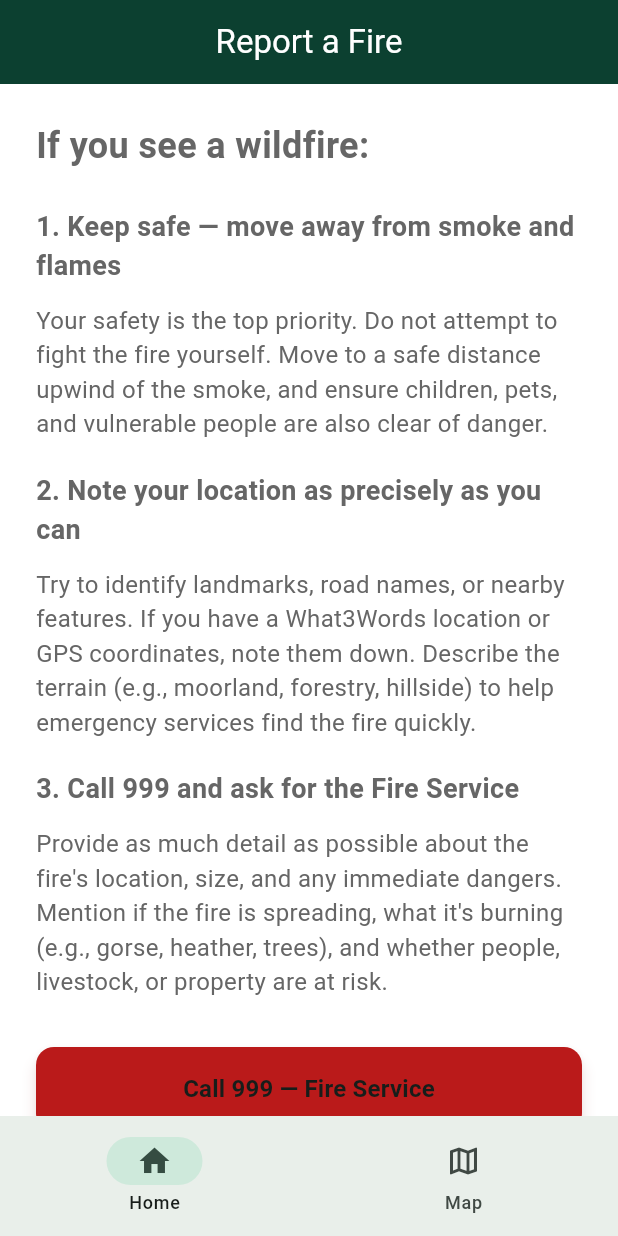
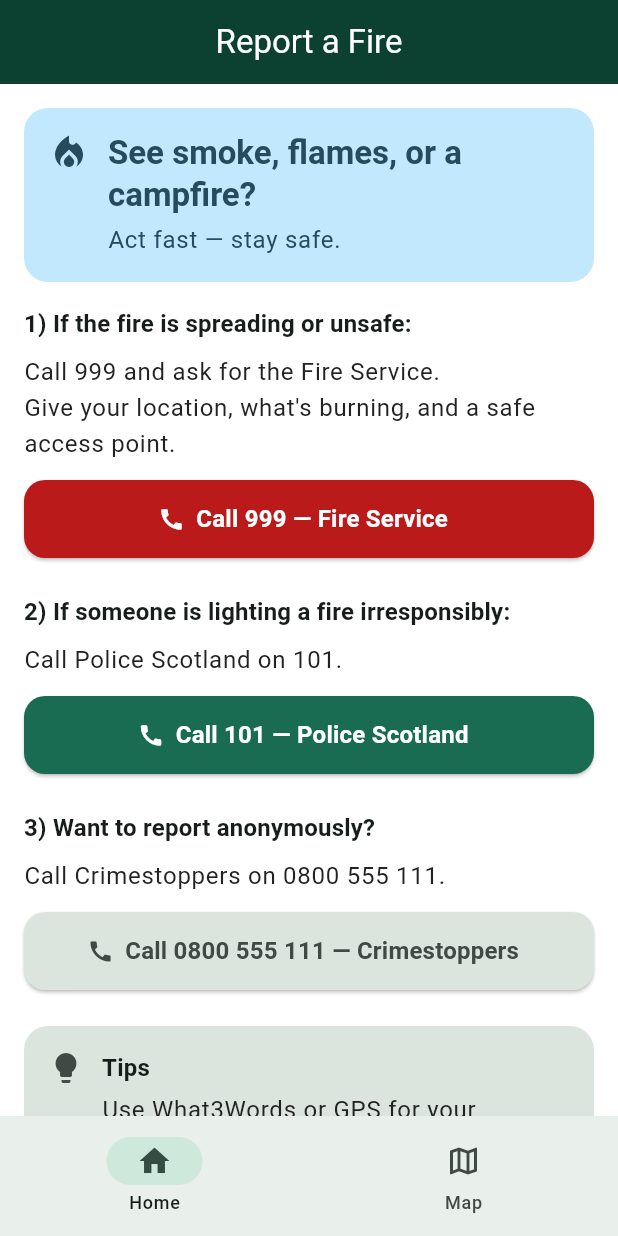
Before and after one commit to PD2015/wildfire_mvp_v3, a Flutter app: the ReportFireScreen screen opened by its route, on a phone screen of 412 x 824 dp. Run offline on Flutter 3.47's test engine with Material 3 defaults, Android fonts, the light colour scheme and no system bars; our stand-ins replace dartz, equatable, geolocator, go_router, google_maps_flutter, shared_preferences; accounts and stored records are empty; network calls fail.

Commit message:
refactor(a12b): adopt cleaner visual layout with Material 3 design

```diff
--- a/lib/features/report/screens/report_fire_screen.dart
+++ b/lib/features/report/screens/report_fire_screen.dart
@@ -1,227 +1,121 @@
 import 'package:flutter/material.dart';
 import 'package:wildfire_mvp_v3/features/report/models/emergency_contact.dart';
-import 'package:wildfire_mvp_v3/features/report/widgets/emergency_button.dart';
 import 'package:wildfire_mvp_v3/utils/url_launcher_utils.dart';
 
 /// Report Fire Screen - A12b Implementation (Descriptive)
 ///
-/// Displays detailed Scotland-specific guidance for wildfire reporting.
-/// Provides three-step process with descriptive text, emergency contacts,
-/// and expanded safety tips. Enhances A12 MVP with educational content.
+/// Displays Scotland-specific wildfire reporting guidance with clear visual hierarchy.
+/// Uses Material 3 design with branded colors, 52dp touch targets, and semantic labels.
+/// Preserves existing UrlLauncherUtils emergency calling infrastructure.
 class ReportFireScreen extends StatelessWidget {
   const ReportFireScreen({super.key});
 
   @override
   Widget build(BuildContext context) {
+    final cs = Theme.of(context).colorScheme;
+    final textTheme = Theme.of(context).textTheme;
+
+    // Brand-aware colors (Material 3 theme)
+    final bannerBg = cs.tertiaryContainer;
+    final bannerFg = cs.onTertiaryContainer;
+    final dangerBg = cs.error; // 999 emergency
+    final dangerFg = cs.onError;
+    final primaryBg = cs.primary; // 101 Police Scotland
+    final primaryFg = cs.onPrimary;
+    final neutralBg = cs.surfaceVariant; // Crimestoppers
+    final neutralFg = cs.onSurfaceVariant;
+
     return Scaffold(
       appBar: AppBar(
         title: const Text('Report a Fire'),
         centerTitle: true,
       ),
-      body: SafeArea(
-        child: SingleChildScrollView(
-          child: Padding(
-            padding: const EdgeInsets.all(24.0),
-            child: Column(
-              crossAxisAlignment: CrossAxisAlignment.stretch,
+      body: ListView(
+        padding: const EdgeInsets.all(16),
         children: [
-                // Optional: Add offline banner here when connectivity status is available
-                // if (!isConnected) const _OfflineBanner(),
+          _Banner(
+            background: bannerBg,
+            foreground: bannerFg,
+            title: 'See smoke, flames, or a campfire?',
+            subtitle: 'Act fast — stay safe.',
+            icon: Icons.local_fire_department,
+          ),
+          const SizedBox(height: 16),
 
-                // Header section with descriptive guidance
-                _buildHeader(),
-
-                const SizedBox(height: 32.0),
-
-                // Emergency contacts section
-                _buildEmergencyContacts(context),
-
-                const SizedBox(height: 16.0),
-
-                // Footer with expanded safety tips
-                _buildFooter(),
-              ],
+          // Step 1 — Emergency (999)
+          Text(
+            '1) If the fire is spreading or unsafe:',
+            style: textTheme.titleMedium?.copyWith(fontWeight: FontWeight.w600),
           ),
-          ),
-        ),
-      ),
-    );
-  }
-
-  /// Builds the header section with detailed guidance
-  Widget _buildHeader() {
-    return Column(
-      crossAxisAlignment: CrossAxisAlignment.start,
-      children: [
+          const SizedBox(height: 8),
           Text(
-          'If you see a wildfire:',
-          style: const TextStyle(
-            fontSize: 24.0,
-            fontWeight: FontWeight.bold,
-          ),
-          semanticsLabel: 'If you see a wildfire',
-        ),
-        const SizedBox(height: 24),
-        // Step 1
-        Text(
-          '1. Keep safe — move away from smoke and flames',
-          style: const TextStyle(
-            fontSize: 18.0,
-            fontWeight: FontWeight.w600,
-          ),
-          semanticsLabel: 'Step 1: Keep safe, move away from smoke and flames',
+            'Call 999 and ask for the Fire Service.\n'
+            'Give your location, what\'s burning, and a safe access point.',
+            style: textTheme.bodyLarge,
           ),
           const SizedBox(height: 12),
-        Text(
-          'Your safety is the top priority. Do not attempt to fight the fire yourself. Move to a safe distance upwind of the smoke, and ensure children, pets, and vulnerable people are also clear of danger.',
-          style: const TextStyle(fontSize: 16.0),
-          semanticsLabel: 'Your safety is the top priority. Do not attempt to fight the fire yourself. Move to a safe distance upwind of the smoke, and ensure children, pets, and vulnerable people are also clear of danger.',
-        ),
-        const SizedBox(height: 20),
-        // Step 2
-        Text(
-          '2. Note your location as precisely as you can',
-          style: const TextStyle(
-            fontSize: 18.0,
-            fontWeight: FontWeight.w600,
-          ),
-          semanticsLabel: 'Step 2: Note your location as precisely as you can',
-        ),
-        const SizedBox(height: 12),
-        Text(
-          'Try to identify landmarks, road names, or nearby features. If you have a What3Words location or GPS coordinates, note them down. Describe the terrain (e.g., moorland, forestry, hillside) to help emergency services find the fire quickly.',
-          style: const TextStyle(fontSize: 16.0),
-          semanticsLabel: 'Try to identify landmarks, road names, or nearby features. If you have a What3Words location or GPS coordinates, note them down. Describe the terrain to help emergency services find the fire quickly.',
-        ),
-        const SizedBox(height: 20),
-        // Step 3
-        Text(
-          '3. Call 999 and ask for the Fire Service',
-          style: const TextStyle(
-            fontSize: 18.0,
-            fontWeight: FontWeight.w600,
-          ),
-          semanticsLabel: 'Step 3: Call 999 and ask for the Fire Service',
-        ),
-        const SizedBox(height: 12),
-        Text(
-          'Provide as much detail as possible about the fire\'s location, size, and any immediate dangers. Mention if the fire is spreading, what it\'s burning (e.g., gorse, heather, trees), and whether people, livestock, or property are at risk.',
-          style: const TextStyle(fontSize: 16.0),
-          semanticsLabel: 'Provide as much detail as possible about the fire location, size, and any immediate dangers. Mention if the fire is spreading, what it is burning, and whether people, livestock, or property are at risk.',
-        ),
-      ],
-    );
-  }
-
-  /// Builds the emergency contacts section with all three buttons
-  Widget _buildEmergencyContacts(BuildContext context) {
-    return Column(
-      crossAxisAlignment: CrossAxisAlignment.stretch,
-      children: [
-        // 999 Fire Service - Highest priority
-        EmergencyButton(
+          _CallButton(
+            label: 'Call 999 — Fire Service',
             contact: EmergencyContact.fireService,
-          onPressed: () =>
-              _handleEmergencyCall(context, EmergencyContact.fireService),
+            background: dangerBg,
+            foreground: dangerFg,
+            semanticsLabel: 'Call emergency services, 999, Fire Service',
+            onPressed: () => _handleEmergencyCall(context, EmergencyContact.fireService),
           ),
 
-        const SizedBox(height: 16.0),
+          const SizedBox(height: 24),
 
-        // 101 Police Scotland - Non-emergency
-        EmergencyButton(
+          // Step 2 — Police Scotland (101)
+          Text(
+            '2) If someone is lighting a fire irresponsibly:',
+            style: textTheme.titleMedium?.copyWith(fontWeight: FontWeight.w600),
+          ),
+          const SizedBox(height: 8),
+          Text('Call Police Scotland on 101.', style: textTheme.bodyLarge),
+          const SizedBox(height: 12),
+          _CallButton(
+            label: 'Call 101 — Police Scotland',
             contact: EmergencyContact.policeScotland,
-          onPressed: () =>
-              _handleEmergencyCall(context, EmergencyContact.policeScotland),
+            background: primaryBg,
+            foreground: primaryFg,
+            semanticsLabel: 'Call Police Scotland non-emergency number 101',
+            onPressed: () => _handleEmergencyCall(context, EmergencyContact.policeScotland),
           ),
 
-        const SizedBox(height: 16.0),
+          const SizedBox(height: 24),
 
-        // 0800 555 111 Crimestoppers - Anonymous reporting
-        EmergencyButton(
+          // Step 3 — Crimestoppers (0800 555 111)
+          Text(
+            '3) Want to report anonymously?',
+            style: textTheme.titleMedium?.copyWith(fontWeight: FontWeight.w600),
+          ),
+          const SizedBox(height: 8),
+          Text('Call Crimestoppers on 0800 555 111.', style: textTheme.bodyLarge),
+          const SizedBox(height: 12),
+          _CallButton(
+            label: 'Call 0800 555 111 — Crimestoppers',
             contact: EmergencyContact.crimestoppers,
-          onPressed: () =>
-              _handleEmergencyCall(context, EmergencyContact.crimestoppers),
+            background: neutralBg,
+            foreground: neutralFg,
+            semanticsLabel: 'Call Crimestoppers anonymous line 0800 555 111',
+            onPressed: () => _handleEmergencyCall(context, EmergencyContact.crimestoppers),
           ),
-      ],
-    );
-  }
 
-  /// Builds the footer section with expanded safety tips
-  Widget _buildFooter() {
-    return Container(
-      padding: const EdgeInsets.all(16.0),
-      decoration: BoxDecoration(
-        color: Colors.grey[100],
-        borderRadius: BorderRadius.circular(8.0),
-        border: Border.all(color: Colors.grey[300]!),
-      ),
-      child: Column(
-        crossAxisAlignment: CrossAxisAlignment.start,
-        children: [
-          Row(
-            children: [
-              Icon(
-                Icons.info_outline,
-                color: Colors.grey[600],
-                size: 20.0,
-                semanticLabel: 'Information',
-              ),
-              const SizedBox(width: 8.0),
-              Text(
-                'Safety Tips',
-                style: TextStyle(
-                  fontSize: 16.0,
-                  fontWeight: FontWeight.bold,
-                  color: Colors.grey[800],
-                ),
-              ),
-            ],
-          ),
-          const SizedBox(height: 12.0),
-          Text(
-            '• Never attempt to fight a wildfire yourself',
-            style: TextStyle(
-              fontSize: 14.0,
-              color: Colors.grey[700],
-            ),
-            semanticsLabel: 'Never attempt to fight a wildfire yourself',
-          ),
-          const SizedBox(height: 8.0),
-          Text(
-            '• Keep vehicle access clear for fire engines',
-            style: TextStyle(
-              fontSize: 14.0,
-              color: Colors.grey[700],
-            ),
-            semanticsLabel: 'Keep vehicle access clear for fire engines',
-          ),
-          const SizedBox(height: 8.0),
-          Text(
-            '• If you are in immediate danger, call 999 without delay',
-            style: TextStyle(
-              fontSize: 14.0,
-              color: Colors.grey[700],
-            ),
-            semanticsLabel: 'If you are in immediate danger, call 999 without delay',
-          ),
-          const SizedBox(height: 8.0),
-          Text(
-            '• For non-emergency incidents or anonymous reporting, use the appropriate contact above',
-            style: TextStyle(
-              fontSize: 14.0,
-              color: Colors.grey[700],
-            ),
-            semanticsLabel: 'For non-emergency incidents or anonymous reporting, use the appropriate contact above',
-          ),
+          const SizedBox(height: 24),
+
+          // Tips card
+          _TipsCard(cs: cs, textTheme: textTheme),
+
+          const SizedBox(height: 32),
         ],
       ),
     );
   }
 
   /// Handles emergency call attempts with error handling and user feedback
+  /// Uses existing UrlLauncherUtils infrastructure
   Future<void> _handleEmergencyCall(
       BuildContext context, EmergencyContact contact) async {
-    // Use UrlLauncherUtils to handle the complete flow
     await UrlLauncherUtils.handleEmergencyCall(
       contact: contact,
       onFailure: (errorMessage) =>
@@ -233,11 +127,7 @@ class ReportFireScreen extends StatelessWidget {
   void _showCallFailureSnackBar(
       BuildContext context, String errorMessage, EmergencyContact contact) {
     final messenger = ScaffoldMessenger.of(context);
-
-    // Clear any existing SnackBars
     messenger.clearSnackBars();
-
-    // Show error message with manual dialing information
     messenger.showSnackBar(
       SnackBar(
         content: Column(
@@ -256,8 +146,7 @@ class ReportFireScreen extends StatelessWidget {
           ],
         ),
         backgroundColor: Theme.of(context).colorScheme.error,
-        duration: const Duration(
-            seconds: 6), // Longer duration for manual dialing info
+        duration: const Duration(seconds: 6),
         action: SnackBarAction(
           label: 'OK',
           textColor: Theme.of(context).colorScheme.onError,
@@ -270,41 +159,151 @@ class ReportFireScreen extends StatelessWidget {
   }
 }
 
-/// Optional offline banner widget for future connectivity status integration
-///
-/// Displays when device is offline to inform user that dialing may still work
-/// through cellular network even without data connection.
-class _OfflineBanner extends StatelessWidget {
-  const _OfflineBanner();
+/// Banner widget for visual emphasis at top of screen
+class _Banner extends StatelessWidget {
+  const _Banner({
+    required this.background,
+    required this.foreground,
+    required this.title,
+    required this.subtitle,
+    required this.icon,
+  });
+
+  final Color background;
+  final Color foreground;
+  final String title;
+  final String subtitle;
+  final IconData icon;
+
+  @override
+  Widget build(BuildContext context) {
+    return Semantics(
+      label: 'Wildfire report instructions',
+      child: Container(
+        padding: const EdgeInsets.all(16),
+        decoration: BoxDecoration(
+          color: background,
+          borderRadius: BorderRadius.circular(16),
+        ),
+        child: Row(
+          crossAxisAlignment: CrossAxisAlignment.start,
+          children: [
+            Icon(icon, color: foreground, size: 28),
+            const SizedBox(width: 12),
+            Expanded(
+              child: Column(
+                crossAxisAlignment: CrossAxisAlignment.start,
+                children: [
+                  Text(
+                    title,
+                    style: Theme.of(context).textTheme.titleLarge?.copyWith(
+                          color: foreground,
+                          fontWeight: FontWeight.w700,
+                        ),
+                  ),
+                  const SizedBox(height: 4),
+                  Text(
+                    subtitle,
+                    style: Theme.of(context)
+                        .textTheme
+                        .bodyLarge
+                        ?.copyWith(color: foreground),
+                  ),
+                ],
+              ),
+            )
+          ],
+        ),
+      ),
+    );
+  }
+}
+
+/// Call button widget with consistent 52dp height and semantic labels
+class _CallButton extends StatelessWidget {
+  const _CallButton({
+    required this.label,
+    required this.contact,
+    required this.background,
+    required this.foreground,
+    required this.semanticsLabel,
+    required this.onPressed,
+  });
+
+  final String label;
+  final EmergencyContact contact;
+  final Color background;
+  final Color foreground;
+  final String semanticsLabel;
+  final VoidCallback onPressed;
+
+  @override
+  Widget build(BuildContext context) {
+    return Semantics(
+      button: true,
+      label: semanticsLabel,
+      child: SizedBox(
+        height: 52,
+        width: double.infinity,
+        child: ElevatedButton.icon(
+          style: ElevatedButton.styleFrom(
+            backgroundColor: background,
+            foregroundColor: foreground,
+            shape: RoundedRectangleBorder(
+              borderRadius: BorderRadius.circular(14),
+            ),
+            textStyle: Theme.of(context)
+                .textTheme
+                .titleMedium
+                ?.copyWith(fontWeight: FontWeight.w600),
+          ),
+          onPressed: onPressed,
+          icon: const Icon(Icons.call),
+          label: Text(label),
+        ),
+      ),
+    );
+  }
+}
+
+/// Tips card widget with lightbulb icon and safety guidance
+class _TipsCard extends StatelessWidget {
+  const _TipsCard({required this.cs, required this.textTheme});
+
+  final ColorScheme cs;
+  final TextTheme textTheme;
 
   @override
   Widget build(BuildContext context) {
     return Container(
-      padding: const EdgeInsets.symmetric(horizontal: 16.0, vertical: 12.0),
-      margin: const EdgeInsets.only(bottom: 16.0),
+      padding: const EdgeInsets.all(16),
       decoration: BoxDecoration(
-        color: Colors.orange[50],
-        borderRadius: BorderRadius.circular(8.0),
-        border: Border.all(color: Colors.orange[300]!),
+        color: cs.surfaceVariant,
+        borderRadius: BorderRadius.circular(16),
       ),
       child: Row(
+        crossAxisAlignment: CrossAxisAlignment.start,
         children: [
-          Icon(
-            Icons.wifi_off,
-            color: Colors.orange[700],
-            size: 20.0,
-            semanticLabel: 'No internet connection',
+          Icon(Icons.lightbulb, color: cs.onSurfaceVariant),
+          const SizedBox(width: 12),
+          Expanded(
+            child: Column(
+              crossAxisAlignment: CrossAxisAlignment.start,
+              children: [
+                Text(
+                  'Tips',
+                  style: textTheme.titleMedium?.copyWith(
+                    fontWeight: FontWeight.w700,
                   ),
-          const SizedBox(width: 12.0),
-          Expanded(
-            child: Text(
-              'No internet connection. Emergency calling still works.',
-              style: TextStyle(
-                fontSize: 14.0,
-                color: Colors.orange[900],
-                fontWeight: FontWeight.w500,
                 ),
-              semanticsLabel: 'No internet connection. Emergency calling still works.',
+                const SizedBox(height: 4),
+                Text(
+                  'Use What3Words or GPS for your location.\n'
+                  'Never fight wildfires yourself.\n'
+                  'If smoke approaches, move uphill and upwind.',
+                  style: textTheme.bodyLarge,
+                ),
+              ],
             ),
           ),
         ],
```
Also changed, not shown: 1 other file. Lines whose indentation alone changed are shown as unchanged.
